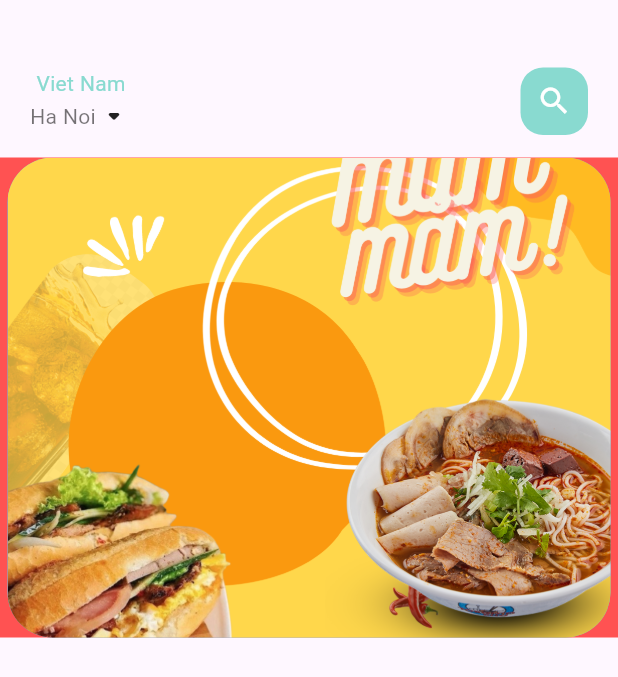
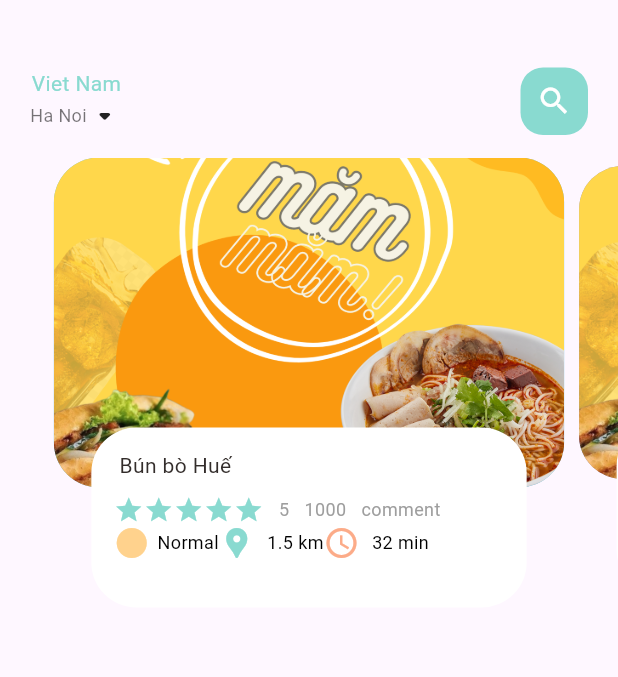
Before and after one commit to NamVan091023/E-commerce, a Flutter app: the screen it shows after launch, on a phone screen of 412 x 824 dp. Shown: the top 677 px of the screen. Run offline on Flutter 3.47's test engine with Material 3 defaults, Android fonts, the phone set to English and light mode, and no system bars.

Commit message:
upadate sr1

```diff
--- a/lib/Hompagefood/foodhomebody.dart
+++ b/lib/Hompagefood/foodhomebody.dart
@@ -1,3 +1,7 @@
+import 'package:dalyveryfood/utils/colors.dart';
+import 'package:dalyveryfood/widgets/big_text.dart';
+import 'package:dalyveryfood/widgets/iconandtext.dart';
+import 'package:dalyveryfood/widgets/small_text.dart';
 import 'package:flutter/cupertino.dart';
 import 'package:flutter/material.dart';
 
@@ -9,12 +13,32 @@ class FoodHomebody extends StatefulWidget {
 }
 
 class _FoodHomebodyState extends State<FoodHomebody> {
+  PageController pageController = PageController(viewportFraction: 0.85);
+  var _currPageValue=0.0;
+  double _scaleFactor=0.95;
+  double _height=220;
+
+
+  @override
+  void initState(){
+    super.initState();
+    pageController.addListener(() {
+      setState(() {
+        _currPageValue = pageController.page!;
+      });
+    });
+  }@override
+  void dispose() {
+    super.dispose();
+    pageController.dispose();
+  }
   @override
   Widget build(BuildContext context) {
     return Container(
-      color: Colors.redAccent,
+      //color: Colors.redAccent,
       height: 320,
       child: PageView.builder(
+        controller: pageController,
         itemCount: 7,
         itemBuilder: (context, position){
           return _buildPageItem(position);
@@ -23,7 +47,36 @@ class _FoodHomebodyState extends State<FoodHomebody> {
     );
   }
   Widget _buildPageItem(int index){
-    return Container(
+    Matrix4 matrix= new Matrix4.identity();
+    /*if(index==_currPageValue.floor()){
+      var currScale=1-(_currPageValue-index)*(1-_scaleFactor);
+      var currtrans=_height*(1-currScale)/2;
+      matrix=Matrix4.diagonal3Values(1, currScale, 1)..setTranslationRaw(0, currtrans, 0);
+
+    }else {
+      var currScale=_scaleFactor+(_currPageValue-index+1)*(1-_scaleFactor);
+      var currtrans=_height*(1-currScale)/2;
+      //matrix=Matrix4.diagonal3Values(1, currScale, 1);
+      matrix=Matrix4.diagonal3Values(1, currScale, 1)..setTranslationRaw(0, currtrans, 0);
+    }*/
+    if (index == _currPageValue.floor()) {
+      var currScale = 1 - (_currPageValue - index) * (1 - _scaleFactor);
+      var currTrans = _height * (1 - currScale) / 2;
+      matrix = Matrix4.diagonal3Values(1, currScale, 1)..setTranslationRaw(0, currTrans, 0);
+    } else if (index == _currPageValue.floor() + 1) {
+      var currScale = _scaleFactor + (_currPageValue - index + 1) * (1 - _scaleFactor);
+      var currTrans = _height * (1 - currScale) / 2;
+      matrix = Matrix4.diagonal3Values(1, currScale, 1)..setTranslationRaw(0, currTrans, 0);
+    } else {
+      var currScale = _scaleFactor;
+      var currTrans = _height * (1 - currScale) / 2;
+      matrix = Matrix4.diagonal3Values(1, currScale, 1)..setTranslationRaw(0, currTrans, 0);
+    }
+    return Transform(
+      transform: matrix,
+      child: Stack(
+        children: [
+          Container(
             height: 220,
             margin: EdgeInsets.only(left: 5, right: 5),
             decoration: BoxDecoration(
@@ -31,8 +84,66 @@ class _FoodHomebodyState extends State<FoodHomebody> {
                 color: index.isEven?Color(0xFF69c5df)  :Color(0xFF9294cc),
                 image: DecorationImage(
                     fit: BoxFit.cover,
-          image: AssetImage("assets/images/foodsr1.png")
+                    image: AssetImage("assets/images/foodsrr.png")
                 )
+            ),
+          ),
+          Align(
+            alignment: Alignment.bottomCenter,
+            child: Container(
+              height: 120,
+              margin: EdgeInsets.only(left: 30, right: 30, bottom: 20),
+              decoration: BoxDecoration(
+                  borderRadius: BorderRadius.circular(30),
+                  color: Colors.white,
+
+              ),
+
+              child: Container(
+                padding: EdgeInsets.only(top: 15, left: 15, right: 15),
+                child: Column(
+                  crossAxisAlignment: CrossAxisAlignment.start,
+                  children: [
+                    BigText(text: " Bún bò Huế "),
+                    SizedBox(height: 10,),
+                    Row(
+                      children: [
+                        Wrap(
+                            children: List.generate(5, (index){ return  Icon(Icons.star, color: AppColors.mainColor, size: 20);})
+                        ),
+
+                        SizedBox(width: 10,),
+                        SmallText(text: "5", color: Colors.grey),
+                        SizedBox(width: 10, ),
+                        SmallText(text: "1000",color: Colors.grey),
+                        SizedBox(width: 10,),
+                        SmallText(text: "comment", color: Colors.grey)
+
+                      ],
+                    ),
+                    SizedBox(width: 20,),
+                    Row(
+                      children: [
+                        IconAndText(icon: Icons.circle_sharp,
+                            text: "Normal",
+
+                            iconColor: AppColors.iconColor1),
+                        IconAndText(icon: Icons.location_pin,
+                            text: " 1.5 km",
+                            iconColor: AppColors.mainColor),
+                        IconAndText(icon: Icons.access_time_sharp,
+                            text: " 32 min",
+                            iconColor: AppColors.iconColor2),
+
+                      ],
+                    )
+
+                  ],
+                ),
+              ),
+            ),
+          )
+        ],
       ),
     );
   }
--- /dev/null
+++ b/lib/widgets/iconandtext.dart
@@ -0,0 +1,31 @@
+import 'package:flutter/material.dart';
+import 'package:dalyveryfood/widgets/small_text.dart';
+
+class IconAndText extends StatelessWidget {
+  final IconData icon;
+  final String text;
+  final Color textColor;
+  final Color iconColor;
+
+  const IconAndText({
+    super.key,
+    required this.icon,
+    required this.text,
+    this.textColor = Colors.black,  // Default color is black
+    required this.iconColor,
+  });
+
+  @override
+  Widget build(BuildContext context) {
+    return Row(
+      children: [
+        Icon(icon, color: iconColor),
+        SizedBox(width: 5),
+        SmallText(
+          text: text,
+          color: textColor  // Pass the text color here
+        ),
+      ],
+    );
+  }
+}
--- a/lib/widgets/small_text.dart
+++ b/lib/widgets/small_text.dart
@@ -6,24 +6,23 @@ class SmallText extends StatelessWidget {
   double size;
   double height;
 
-
-  SmallText({super.key, this.color = const Color(0xFF89dad0),
+  SmallText({
+    super.key,
+    this.color = const Color(0xFF89dad0),  // Default color value
     required this.text,
-    this.size=12,
-    this.height=1
-
-
+    this.size = 12,  // Default size
+    this.height = 1, // Default height
   });
 
   @override
   Widget build(BuildContext context) {
     return Text(
       text,
-
       style: TextStyle(
-          fontFamily: 'Roboto',
-          color: color,
-          height: height
+        fontFamily: 'Roboto',
+        color: color,  // Assign the color property here
+        fontSize: size, // Assign font size
+        height: height,
       ),
     );
   }
```
Also changed, not shown: assets/images/foodsr1.png (deleted), assets/images/foodsrr.png (added). Lines whose indentation alone changed are shown as unchanged.
